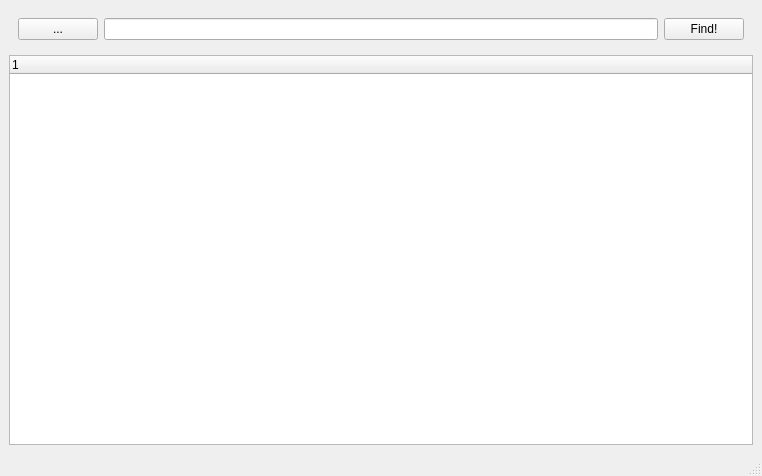
HelenYO/FileManager, file MainWindow1.ui: the form before one commit.
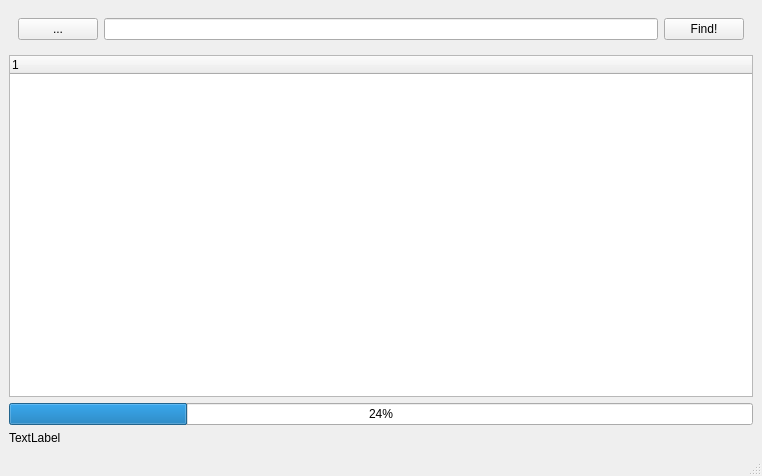
The form after the commit.

Diff of the .ui file:
```diff
--- a/MainWindow1.ui
+++ b/MainWindow1.ui
@@ -74,6 +74,20 @@
       </column>
      </widget>
     </item>
+    <item>
+     <widget class="QProgressBar" name="progressBar">
+      <property name="value">
+       <number>24</number>
+      </property>
+     </widget>
+    </item>
+    <item>
+     <widget class="QLabel" name="label">
+      <property name="text">
+       <string>TextLabel</string>
+      </property>
+     </widget>
+    </item>
    </layout>
   </widget>
   <widget class="QMenuBar" name="menubar">
```
